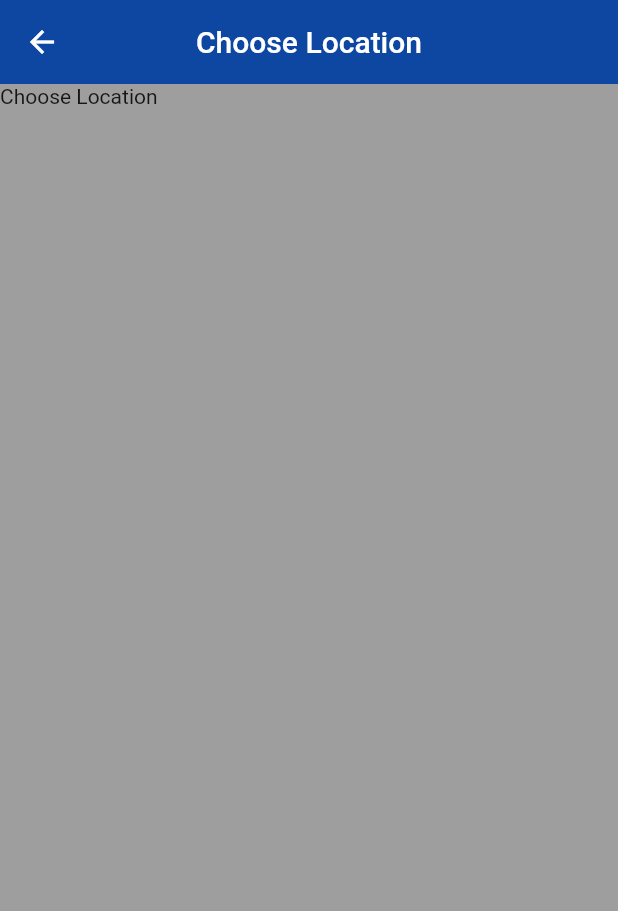
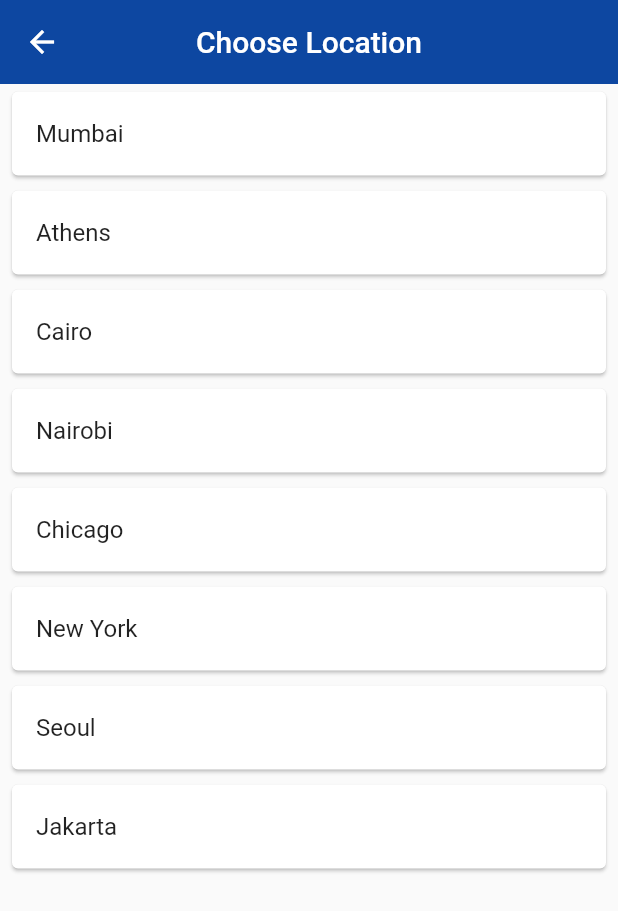
Before and after one commit to sourabhshegane/world_times, a Flutter app: the Home screen opened directly with empty values, after a tap on "Edit Location", on a phone screen of 412 x 824 dp. Shown: the top 911 px of the screen. Run offline on Flutter 3.47's test engine with Material 2 defaults, Android fonts, the phone set to English and light mode, and no system bars; our stand-ins replace flutter_spinkit; network calls fail.

Commit message:
Added ListView with CardView and dynamic data

```diff
--- a/lib/pages/choose_location.dart
+++ b/lib/pages/choose_location.dart
@@ -1,21 +1,59 @@
+import 'package:flutter/cupertino.dart';
 import 'package:flutter/material.dart';
+import 'package:flutterapp/services/world_time.dart';
 class ChooseLocation extends StatefulWidget {
   @override
   _ChooseLocationState createState() => _ChooseLocationState();
 }
 
 class _ChooseLocationState extends State<ChooseLocation> {
+
+  List<WorldTime> worldTimes = [
+    WorldTime(url: "asia/kolkata", location: "Mumbai"),
+    WorldTime(url: 'Europe/Berlin', location: 'Athens'),
+    WorldTime(url: 'Africa/Cairo', location: 'Cairo'),
+    WorldTime(url: 'Africa/Nairobi', location: 'Nairobi'),
+    WorldTime(url: 'America/Chicago', location: 'Chicago'),
+    WorldTime(url: 'America/New_York', location: 'New York'),
+    WorldTime(url: 'Asia/Seoul', location: 'Seoul'),
+    WorldTime(url: 'Asia/Jakarta', location: 'Jakarta'),
+  ];
+
+  void updateTime(index) async{
+    WorldTime instance =  worldTimes[index];
+    await instance.getTime();
+
+    //Navigate to home screen and pass data
+      Navigator.pop(context, {
+        'location': instance.location, 'time': instance.time, 'isDayTime' : instance.isDayTime
+      });
+  }
+
   @override
   Widget build(BuildContext context) {
     return Scaffold(
-      backgroundColor: Colors.grey,
       appBar: AppBar(
         backgroundColor: Colors.blue[900],
         title: Text("Choose Location"),
         centerTitle: true,
         elevation: 0,
       ),
-      body: Text("Choose Location"),
+      body: ListView.builder(
+        itemCount: worldTimes.length,
+        itemBuilder: (context, index){
+          return Padding(
+            padding: const EdgeInsets.symmetric(vertical: 1, horizontal: 4),
+            child: Card(
+              child: ListTile(
+                onTap: (){
+                  updateTime(index);
+                },
+                title: Text(worldTimes[index].location),
+              ),
+            ),
+          );
+        },
+      )
     );
   }
 }
--- a/lib/pages/home.dart
+++ b/lib/pages/home.dart
@@ -1,3 +1,5 @@
+import 'dart:ui';
+
 import 'package:flutter/material.dart';
 
 class Home extends StatefulWidget {
@@ -10,12 +12,15 @@ class _HomeState extends State<Home> {
 
   @override
   Widget build(BuildContext context) {
-    data = ModalRoute.of(context).settings.arguments;
+    data = data.isNotEmpty ? data : ModalRoute.of(context).settings.arguments;
 
     //Set Background
 
     String bgImage = data['isDayTime'] ? 'day.png' : 'night.png';
+    Color bgColor = data['isDayTime'] ? Colors.blue : Colors.indigo[700];
+
     return Scaffold(
+      backgroundColor: bgColor,
       body: SafeArea(
         child: Container(
           decoration: BoxDecoration(
@@ -29,18 +34,37 @@ class _HomeState extends State<Home> {
             child: Column(
               children: [
                 FlatButton.icon(
-                    onPressed: () {
-                      Navigator.pushNamed(context, '/location');
+                    onPressed: () async{
+                      dynamic result = await Navigator.pushNamed(context, '/location');
+                      setState(() {
+                        data = {
+                          'time' : result['time'],
+                          'location' : result['location'],
+                          'isDayTime' : result['isDayTime']
+                        };
+                      });
                     },
-                    icon: Icon(Icons.edit_location),
-                    label: Text("Edit Location")),
+                    icon: Icon(
+                        Icons.edit_location,
+                        color: Colors.grey[300],
+                    ),
+                    label: Text(
+                        "Edit Location",
+                      style: TextStyle(
+                        color: Colors.grey[300]
+                      ),
+                    )),
                 SizedBox(height: 20),
                 Row(
                   mainAxisAlignment: MainAxisAlignment.center,
                   children: [
                     Text(
                       data['location'],
-                      style: TextStyle(fontSize: 28, letterSpacing: 2),
+                      style: TextStyle(
+                          fontSize: 28,
+                          letterSpacing: 2,
+                          color : Colors.white
+                      ),
                     ),
                   ],
                 ),
```
